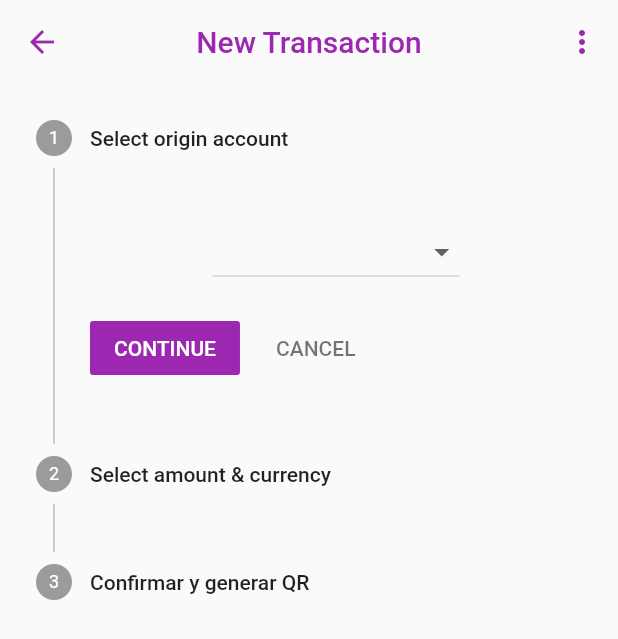
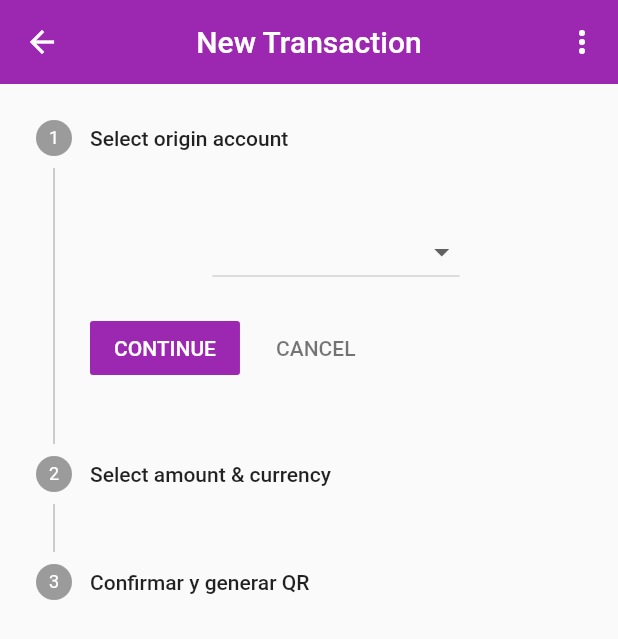
Before and after one commit to crsmillan/todo-uno-bank-app, a Flutter app: the screen it shows after launch, after a tap on the "attach money" icon, on a phone screen of 412 x 824 dp. Shown: the top 639 px of the screen. Run offline on Flutter 3.47's test engine with Material 2 defaults, Android fonts, the phone set to English and light mode, and no system bars; our stand-ins replace carousel_slider, flutter_mobx, geocoding, geolocator, mobx, qr_flutter and 2 more; missing offline and left inert: qr_code_scanner; accounts and stored records are empty; generated files the repository leaves out were written again; statements that could not run were skipped.

Commit message:
[ADD] set colors

```diff
--- a/lib/components/account_card.dart
+++ b/lib/components/account_card.dart
@@ -25,7 +25,7 @@ class AccountCard extends StatelessWidget {
       child: GestureDetector(
         onTap: () => onCardTapped(context),
         child: Card(
-          // color: Colors.teal,
+          color: Colors.greenAccent,
           elevation: 8.0,
           shape:
               RoundedRectangleBorder(borderRadius: BorderRadius.circular(8.0)),
--- a/lib/components/app_bar.dart
+++ b/lib/components/app_bar.dart
@@ -9,8 +9,8 @@ class AppBarComponet extends StatelessWidget with PreferredSizeWidget {
     return AppBar(
       title: Text(title),
       centerTitle: true,
-      backgroundColor: Colors.transparent,
-      foregroundColor: Colors.purple,
+      backgroundColor: Colors.purple,
+      foregroundColor: Colors.white,
       elevation: 0.0,
       actions: <Widget>[
         IconButton(
--- a/lib/components/weather.dart
+++ b/lib/components/weather.dart
@@ -48,7 +48,7 @@ class _WeatherComponentState extends State<WeatherComponent> {
         String area =
             Store.global.currentPlacemark?.administrativeArea ?? '';
         String cp = Store.global.currentPlacemark?.postalCode ?? '';
-        return Text('$city, $area $cp');
+        return Text('$city, $area $cp', style: const TextStyle(color: Colors.white));
       },
     );
   }
@@ -58,7 +58,7 @@ class _WeatherComponentState extends State<WeatherComponent> {
       builder: (context) {
         Temperature? temp = Store.global.currentWeather?.temperature;
         int? celsious = temp?.celsius?.round();
-        return Text('$celsious ºC');
+        return Text('$celsious ºC', style: const TextStyle(color: Colors.white));
       },
     );
   }
@@ -66,7 +66,7 @@ class _WeatherComponentState extends State<WeatherComponent> {
   @override
   Widget build(BuildContext context) {
     return Container(
-      color: Colors.transparent,
+      color: Colors.purple,
       child: Row(
         mainAxisAlignment: MainAxisAlignment.spaceAround,
         children: <Widget>[
```
